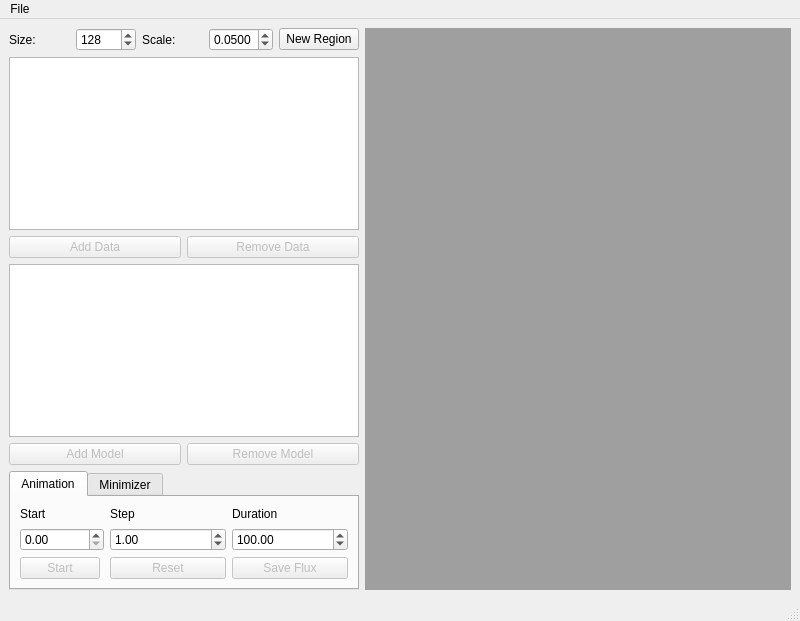
Before: the Qt Designer form src/QT/gui_main.ui in bkloppenborg/simtoi, drawn with Qt 5.
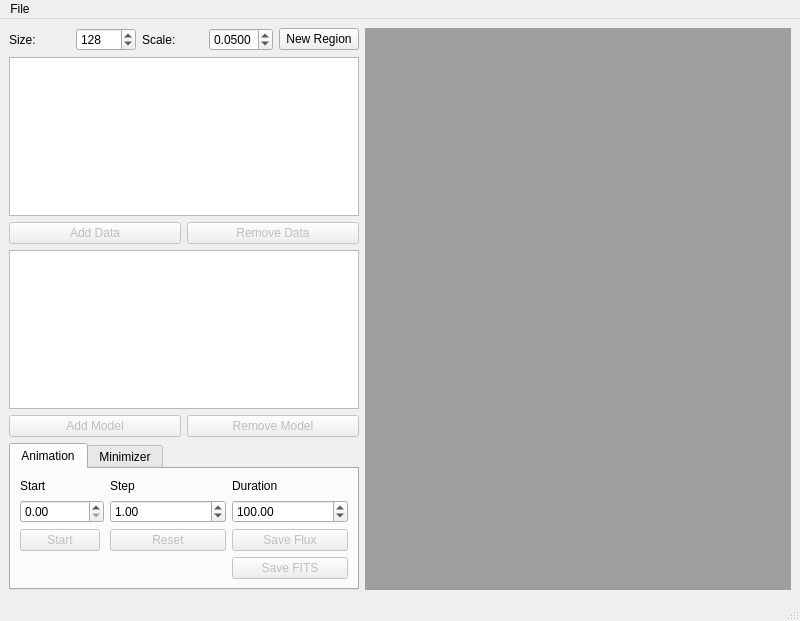
After: the same form once the commit is applied.

Diff of the .ui file:
```diff
--- a/src/QT/gui_main.ui
+++ b/src/QT/gui_main.ui
@@ -269,6 +269,16 @@
           </property>
          </widget>
         </item>
+        <item row="3" column="2">
+         <widget class="QPushButton" name="btnSaveFITS">
+          <property name="enabled">
+           <bool>false</bool>
+          </property>
+          <property name="text">
+           <string>Save FITS</string>
+          </property>
+         </widget>
+        </item>
        </layout>
       </widget>
       <widget class="QWidget" name="tabWidgetPage2">
```
